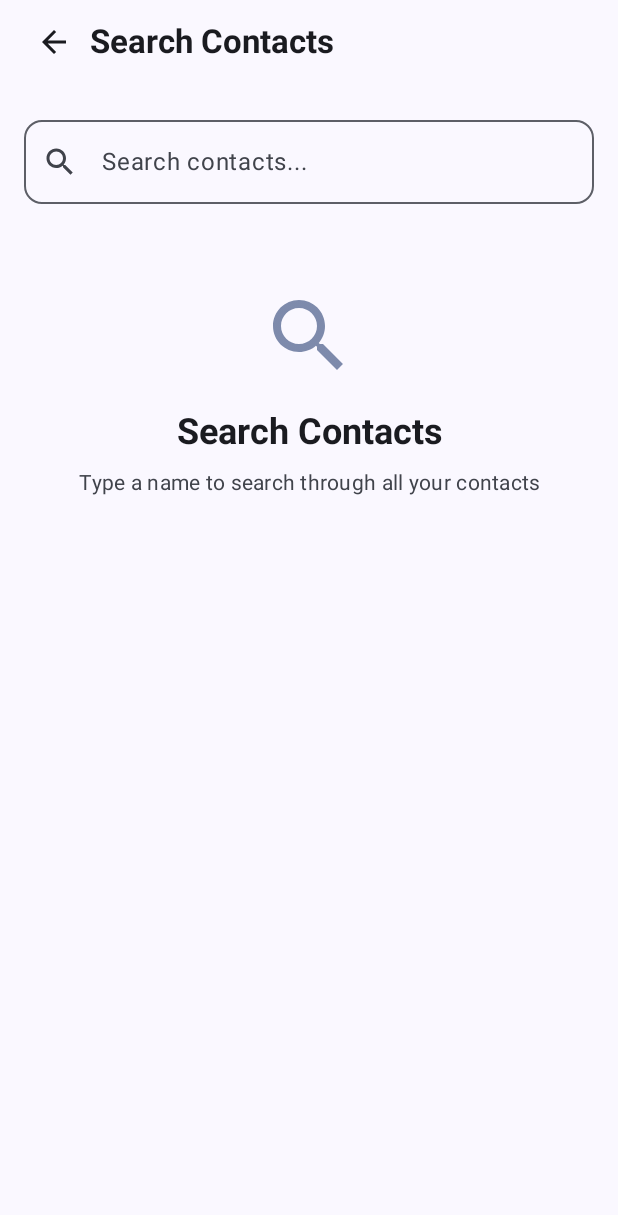
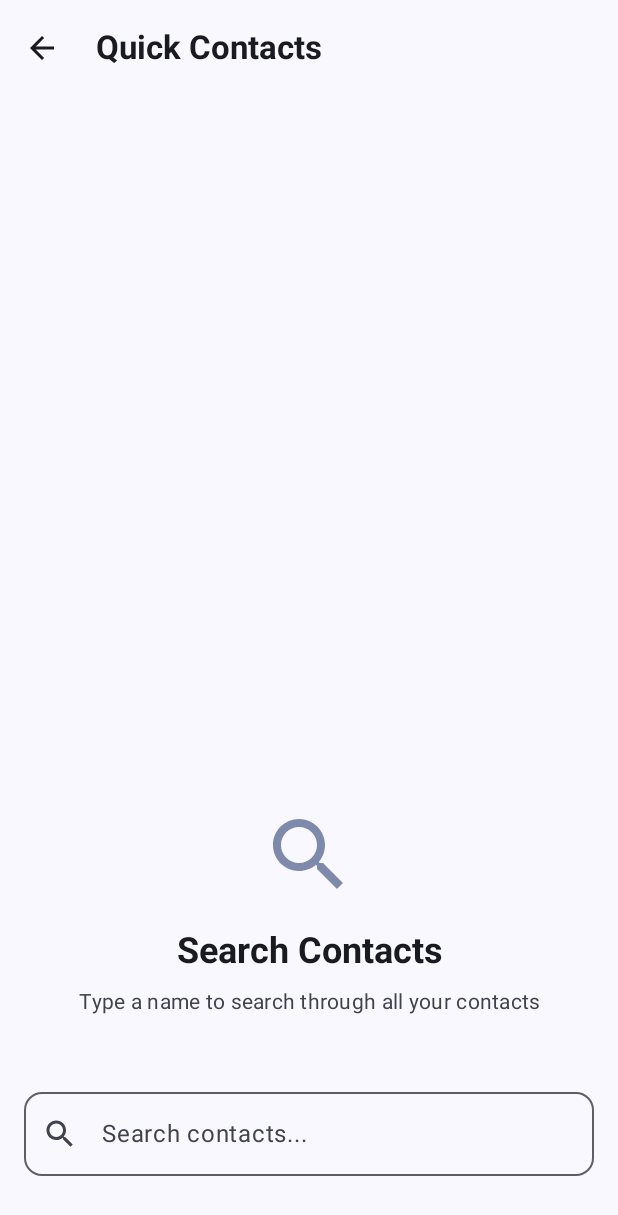
Before and after one commit to teja2495/quick-contacts, an Android app built with Jetpack Compose: the screen it shows after launch (MainActivity), after a tap on "Search contacts...", on a phone screen of 412 x 824 dp. Shown: the top 1215 px of the screen. Run offline under Robolectric (Android 15) with nearby library versions, the phone set to English and light mode, and no system bars; libraries missing offline, so code that uses them is left out: org.burnoutcrew.reorderable; pictures from the network do not load.

Commit message:
feat: ui fixes

```diff
--- a/app/src/main/AndroidManifest.xml
+++ b/app/src/main/AndroidManifest.xml
@@ -24,7 +24,8 @@
             android:name=".MainActivity"
             android:exported="true"
             android:label="@string/app_name"
-            android:theme="@style/Theme.QuickContacts">
+            android:theme="@style/Theme.QuickContacts"
+            android:windowSoftInputMode="adjustResize">
             <intent-filter>
                 <action android:name="android.intent.action.MAIN" />
 
--- a/app/src/main/java/com/tk/quickcontacts/MainActivity.kt
+++ b/app/src/main/java/com/tk/quickcontacts/MainActivity.kt
@@ -65,6 +65,10 @@ import androidx.compose.animation.togetherWith
 import androidx.compose.material.icons.filled.History
 import androidx.compose.material.icons.filled.Lock
 import androidx.compose.foundation.layout.navigationBarsPadding
+import androidx.compose.foundation.layout.imePadding
+import androidx.compose.foundation.layout.WindowInsets
+import androidx.compose.foundation.layout.ime
+import androidx.compose.ui.platform.LocalDensity
 
 class MainActivity : ComponentActivity() {
     override fun onCreate(savedInstanceState: Bundle?) {
@@ -86,9 +90,14 @@ fun QuickContactsApp() {
         factory = ViewModelProvider.AndroidViewModelFactory.getInstance(context.applicationContext as Application)
     )
 
-    // Navigation state
+    // Navigation state - replace isSearchScreenOpen with isSearching
     var currentScreen by remember { mutableStateOf("home") }
-    var isSearchScreenOpen by remember { mutableStateOf(false) }
+    var isSearching by remember { mutableStateOf(false) }
+
+    // Check if keyboard is open
+    val density = LocalDensity.current
+    val imeBottom = WindowInsets.ime.getBottom(density)
+    val isKeyboardOpen = imeBottom > 0
 
     // Permission states
     var hasCallPermission by remember {
@@ -127,8 +136,6 @@ fun QuickContactsApp() {
         hasCallLogPermission = permissions[Manifest.permission.READ_CALL_LOG] ?: false
     }
 
-
-
     // Contact states
     val selectedContacts by viewModel.selectedContacts.collectAsState()
     val recentCalls by viewModel.recentCalls.collectAsState()
@@ -138,6 +145,15 @@ fun QuickContactsApp() {
     val searchQuery by viewModel.searchQuery.collectAsState()
     var editMode by remember { mutableStateOf(false) }
     var isRecentCallsExpanded by remember { mutableStateOf(false) }
+
+    // Focus requester for search
+    val focusRequester = remember { FocusRequester() }
+
+    // Handle Android system back button when searching
+    BackHandler(enabled = isSearching) {
+        viewModel.updateSearchQuery("")
+        isSearching = false
+    }
 
     // Load recent calls when permissions are available or selected contacts change
     LaunchedEffect(hasCallLogPermission, hasContactsPermission, selectedContacts) {
@@ -153,10 +169,16 @@ fun QuickContactsApp() {
         }
     }
 
+    // Request focus when entering search mode
+    LaunchedEffect(isSearching) {
+        if (isSearching) {
+            focusRequester.requestFocus()
+        }
+    }
+
     Scaffold(
         modifier = Modifier.fillMaxSize(),
         topBar = {
-            if (!isSearchScreenOpen) {
             TopAppBar(
                 title = {
                     Text(
@@ -164,43 +186,30 @@ fun QuickContactsApp() {
                         fontWeight = FontWeight.Bold,
                         modifier = Modifier.padding(start = 8.dp) // Align with Recent Calls text
                     )
+                },
+                navigationIcon = {
+                    if (isSearching) {
+                        IconButton(
+                            onClick = {
+                                viewModel.updateSearchQuery("")
+                                isSearching = false
+                            }
+                        ) {
+                            Icon(
+                                imageVector = Icons.AutoMirrored.Filled.ArrowBack,
+                                contentDescription = "Back"
+                            )
+                        }
+                    }
                 }
             )
         }
-        }
     ) { innerPadding ->
-        AnimatedContent(
-            targetState = isSearchScreenOpen,
-            transitionSpec = {
-                if (targetState) {
-                    slideInHorizontally(initialOffsetX = { it }, animationSpec = tween(300)) togetherWith
-                            slideOutHorizontally(targetOffsetX = { -it }, animationSpec = tween(300))
-                } else {
-                    slideInHorizontally(initialOffsetX = { -it }, animationSpec = tween(300)) togetherWith
-                            slideOutHorizontally(targetOffsetX = { it }, animationSpec = tween(300))
-                }
-            },
-            label = "search_screen_transition"
-        ) { isSearchOpen ->
-            if (isSearchOpen) {
-                SearchScreen(
-                    viewModel = viewModel,
-                    onBackPressed = {
-                        viewModel.updateSearchQuery("") // Clear search query when going back
-                        isSearchScreenOpen = false
-                    },
-                    modifier = Modifier
-                        .fillMaxSize()
-                        .padding(innerPadding)
-                )
-            } else {
         Column(
             modifier = Modifier
                 .fillMaxSize()
                 .padding(innerPadding)
         ) {
-                    // Remove always-visible search bar
-
             when {
                 !hasCallPermission || !hasContactsPermission || !hasCallLogPermission -> {
                     PermissionRequestScreen(
@@ -214,6 +223,38 @@ fun QuickContactsApp() {
                             )
                         }
                     )
+                }
+
+                isSearching -> {
+                    // Show search results when searching
+                    Column(
+                        modifier = Modifier.fillMaxSize()
+                    ) {
+                        // Search results in reverse order (most relevant closer to search bar)
+                        SearchResultsContent(
+                            viewModel = viewModel,
+                            searchQuery = searchQuery,
+                            searchResults = searchResults.reversed(), // Reverse the order
+                            selectedContacts = selectedContacts,
+                            modifier = Modifier.weight(1f)
+                        )
+
+                        // Keep the search bar at the bottom
+                        SearchBar(
+                            query = searchQuery,
+                            onQueryChange = viewModel::updateSearchQuery,
+                            focusRequester = focusRequester,
+                            modifier = Modifier
+                                .fillMaxWidth()
+                                .padding(
+                                    start = 16.dp,
+                                    top = 8.dp,
+                                    end = 16.dp,
+                                    bottom = if (isKeyboardOpen) 0.dp else 40.dp
+                                )
+                                .imePadding()
+                        )
+                    }
                 }
 
                 selectedContacts.isEmpty() -> {
@@ -253,10 +294,14 @@ fun QuickContactsApp() {
 
                         // Fixed search bar at bottom
                         FakeSearchBar(
-                                onClick = { isSearchScreenOpen = true },
+                            onClick = {
+                                isSearching = true
+                                viewModel.updateSearchQuery("")
+                            },
                             modifier = Modifier
                                 .fillMaxWidth()
                                 .padding(horizontal = 16.dp, vertical = 16.dp)
+                                .imePadding()
                         )
                     }
                 }
@@ -342,204 +387,14 @@ fun QuickContactsApp() {
 
                         // Fixed search bar at bottom
                         FakeSearchBar(
-                                onClick = { isSearchScreenOpen = true },
+                            onClick = {
+                                isSearching = true
+                                viewModel.updateSearchQuery("")
+                            },
                             modifier = Modifier
                                 .fillMaxWidth()
                                 .padding(horizontal = 16.dp, vertical = 16.dp)
-                            )
-                        }
-                    }
-                }
-            }
-        }
-    }
-}
-}
-
-@OptIn(ExperimentalMaterial3Api::class)
-@Composable
-fun SearchScreen(
-    viewModel: ContactsViewModel,
-    onBackPressed: () -> Unit,
-    modifier: Modifier = Modifier
-) {
-    val context = LocalContext.current
-    val searchResults by viewModel.searchResults.collectAsState()
-    val searchQuery by viewModel.searchQuery.collectAsState()
-    val focusRequester = remember { FocusRequester() }
-
-    // Handle Android system back button
-    BackHandler {
-        onBackPressed()
-    }
-
-    // Search all contacts when search query changes
-    LaunchedEffect(searchQuery) {
-        if (searchQuery.isNotEmpty()) {
-            viewModel.searchAllContacts(context, searchQuery)
-        }
-    }
-
-    // Clear search when entering the screen and request focus
-    LaunchedEffect(Unit) {
-        viewModel.updateSearchQuery("")
-        focusRequester.requestFocus()
-    }
-
-    Scaffold(
-        modifier = modifier.fillMaxSize(),
-        topBar = {
-            TopAppBar(
-                title = {
-                    Row(
-                        verticalAlignment = Alignment.CenterVertically,
-                        modifier = Modifier.padding(vertical = 0.dp)
-                    ) {
-                        IconButton(
-                            onClick = onBackPressed,
-                            modifier = Modifier.size(40.dp)
-                        ) {
-                            Icon(
-                                imageVector = Icons.AutoMirrored.Filled.ArrowBack,
-                                contentDescription = "Back",
-                                modifier = Modifier.size(24.dp)
-                            )
-                        }
-                        Text(
-                            text = "Search Contacts",
-                            fontWeight = FontWeight.Bold,
-                            modifier = Modifier.padding(start = 4.dp)
-                        )
-                    }
-                },
-                modifier = Modifier.height(56.dp)
-            )
-        }
-    ) { innerPadding ->
-        Column(
-            modifier = Modifier
-                .fillMaxSize()
-                .padding(innerPadding)
-        ) {
-            // Search bar
-            SearchBar(
-                query = searchQuery,
-                onQueryChange = viewModel::updateSearchQuery,
-                focusRequester = focusRequester,
-                modifier = Modifier
-                    .fillMaxWidth()
-                    .padding(start = 16.dp, end = 16.dp, top = 24.dp, bottom = 16.dp)
-            )
-
-            // Instruction text (only show when there are search results)
-            if (searchQuery.isNotEmpty() && searchResults.isNotEmpty()) {
-                Text(
-                    text = "Tap + to add to your quick list",
-                    style = MaterialTheme.typography.bodyMedium,
-                    color = MaterialTheme.colorScheme.onSurfaceVariant,
-                    modifier = Modifier
-                        .fillMaxWidth()
-                        .padding(start = 24.dp, end = 8.dp, top = 6.dp, bottom = 8.dp)
-                )
-            }
-
-        // Search results
-        LazyColumn(
-            modifier = Modifier.fillMaxSize(),
-            contentPadding = PaddingValues(vertical = 8.dp)
-        ) {
-            if (searchQuery.isEmpty()) {
-                item {
-                    Column(
-                        modifier = Modifier
-                            .fillMaxWidth()
-                            .padding(32.dp),
-                        horizontalAlignment = Alignment.CenterHorizontally
-                    ) {
-                        Icon(
-                            imageVector = Icons.Default.Search,
-                            contentDescription = null,
-                            modifier = Modifier.size(64.dp),
-                            tint = MaterialTheme.colorScheme.primary.copy(alpha = 0.6f)
-                        )
-
-                        Spacer(modifier = Modifier.height(16.dp))
-
-                        Text(
-                            text = "Search Contacts",
-                            style = MaterialTheme.typography.headlineSmall,
-                            fontWeight = FontWeight.Bold,
-                            textAlign = TextAlign.Center
-                        )
-
-                        Spacer(modifier = Modifier.height(8.dp))
-
-                        Text(
-                            text = "Type a name to search through all your contacts",
-                            style = MaterialTheme.typography.bodyMedium,
-                            textAlign = TextAlign.Center,
-                            color = MaterialTheme.colorScheme.onSurfaceVariant
-                        )
-                    }
-                }
-            } else if (searchResults.isEmpty()) {
-                item {
-                    Column(
-                        modifier = Modifier
-                            .fillMaxWidth()
-                            .padding(32.dp),
-                        horizontalAlignment = Alignment.CenterHorizontally
-                    ) {
-                        Icon(
-                            imageVector = Icons.Default.Search,
-                            contentDescription = null,
-                            modifier = Modifier.size(48.dp),
-                            tint = MaterialTheme.colorScheme.onSurfaceVariant
-                        )
-
-                        Spacer(modifier = Modifier.height(16.dp))
-
-                        Text(
-                            text = "No Results Found",
-                            style = MaterialTheme.typography.headlineSmall,
-                            fontWeight = FontWeight.Bold,
-                            textAlign = TextAlign.Center
-                        )
-
-                        Spacer(modifier = Modifier.height(8.dp))
-
-                        Text(
-                            text = "Try a different search term",
-                            style = MaterialTheme.typography.bodyMedium,
-                            textAlign = TextAlign.Center,
-                            color = MaterialTheme.colorScheme.onSurfaceVariant
-                        )
-                    }
-                }
-            } else {
-                items(searchResults) { contact ->
-                    SearchResultItem(
-                        contact = contact,
-                        onContactClick = { contact ->
-                            viewModel.makePhoneCall(context, contact.phoneNumber)
-                        },
-                        onToggleContact = { contact ->
-                            val selectedContacts = viewModel.selectedContacts.value
-                            val isSelected = selectedContacts.any { it.id == contact.id }
-                            if (isSelected) {
-                                viewModel.removeContact(contact)
-                            } else {
-                                viewModel.addContact(contact)
-                            }
-                        },
-                        onWhatsAppClick = { contact ->
-                            viewModel.openWhatsAppChat(context, contact.phoneNumber)
-                        },
-                        onContactImageClick = { contact ->
-                            viewModel.openContactInContactsApp(context, contact)
-                        },
-                        selectedContacts = viewModel.selectedContacts.collectAsState().value,
-                        modifier = Modifier.fillMaxWidth()
+                                .imePadding()
                         )
                     }
                 }
@@ -630,58 +485,127 @@ fun FakeSearchBar(
 }
 
 @Composable
-fun SearchResultsSection(
+fun SearchResultsContent(
+    viewModel: ContactsViewModel,
+    searchQuery: String,
     searchResults: List<Contact>,
-    onContactClick: (Contact) -> Unit,
-    onToggleContact: (Contact) -> Unit,
-    onWhatsAppClick: (Contact) -> Unit,
-    onContactImageClick: (Contact) -> Unit,
     selectedContacts: List<Contact>,
     modifier: Modifier = Modifier
 ) {
-    if (searchResults.isNotEmpty()) {
+    val context = LocalContext.current
+
+    LazyColumn(
+        modifier = modifier.fillMaxSize(),
+        contentPadding = PaddingValues(top = 0.dp, bottom = 10.dp),
+        reverseLayout = true // This makes the LazyColumn scroll from bottom to top
+    ) {
+        if (searchQuery.isEmpty()) {
+            item {
                 Column(
-            modifier = modifier.fillMaxWidth()
+                    modifier = Modifier
+                        .fillMaxWidth()
+                        .padding(32.dp),
+                    horizontalAlignment = Alignment.CenterHorizontally
                 ) {
-            // Header
-            Row(
-                verticalAlignment = Alignment.CenterVertically,
-                modifier = Modifier.padding(horizontal = 16.dp, vertical = 8.dp)
-            ) {
+                    // Reverse the order to account for reverseLayout = true
                     Icon(
                         imageVector = Icons.Default.Search,
                         contentDescription = null,
-                    tint = MaterialTheme.colorScheme.primary,
-                    modifier = Modifier.size(20.dp)
+                        modifier = Modifier.size(64.dp),
+                        tint = MaterialTheme.colorScheme.primary.copy(alpha = 0.6f)
                     )
-                Spacer(modifier = Modifier.width(8.dp))
+
+                    Spacer(modifier = Modifier.height(16.dp))
+
                     Text(
-                    text = "Search Results",
-                    style = MaterialTheme.typography.titleMedium,
-                    fontWeight = FontWeight.SemiBold,
-                    color = MaterialTheme.colorScheme.primary
+                        text = "Search Contacts",
+                        style = MaterialTheme.typography.headlineSmall,
+                        fontWeight = FontWeight.Bold,
+                        textAlign = TextAlign.Center
+                    )
+
+                    Spacer(modifier = Modifier.height(8.dp))
+
+                    Text(
+                        text = "Type a name to search through all your contacts",
+                        style = MaterialTheme.typography.bodyMedium,
+                        textAlign = TextAlign.Center,
+                        color = MaterialTheme.colorScheme.onSurfaceVariant
+                    )
+                }
+            }
+        } else if (searchResults.isEmpty()) {
+            item {
+                Column(
+                    modifier = Modifier
+                        .fillMaxWidth()
+                        .padding(32.dp),
+                    horizontalAlignment = Alignment.CenterHorizontally
+                ) {
+                    // Reverse the order to account for reverseLayout = true
+                    Icon(
+                        imageVector = Icons.Default.Search,
+                        contentDescription = null,
+                        modifier = Modifier.size(48.dp),
+                        tint = MaterialTheme.colorScheme.onSurfaceVariant
+                    )
+
+                    Spacer(modifier = Modifier.height(16.dp))
+
+                    Text(
+                        text = "No Results Found",
+                        style = MaterialTheme.typography.headlineSmall,
+                        fontWeight = FontWeight.Bold,
+                        textAlign = TextAlign.Center
+                    )
+
+                    Spacer(modifier = Modifier.height(8.dp))
+
+                    Text(
+                        text = "Try a different search term",
+                        style = MaterialTheme.typography.bodyMedium,
+                        textAlign = TextAlign.Center,
+                        color = MaterialTheme.colorScheme.onSurfaceVariant
+                    )
+                }
+            }
+        } else {
+            // Instruction text first (will appear between search results and search bar due to reverseLayout)
+            item {
+                Text(
+                    text = "Tap + to add to your quick list",
+                    style = MaterialTheme.typography.bodyMedium,
+                    color = MaterialTheme.colorScheme.onSurfaceVariant,
+                    modifier = Modifier
+                        .fillMaxWidth()
+                        .padding(start = 24.dp, top = 24.dp, end = 24.dp, bottom = 0.dp)
                 )
             }
 
-            // Display up to 5 search results
-            searchResults.take(5).forEach { contact ->
+            // Search results (they're already reversed, and with reverseLayout=true,
+            // most relevant will be closest to search bar)
+            items(searchResults) { contact ->
                 SearchResultItem(
                     contact = contact,
-                    onContactClick = onContactClick,
-                    onToggleContact = onToggleContact,
-                    onWhatsAppClick = onWhatsAppClick,
-                    onContactImageClick = onContactImageClick,
+                    onContactClick = { contact ->
+                        viewModel.makePhoneCall(context, contact.phoneNumber)
+                    },
+                    onToggleContact = { contact ->
+                        val isSelected = selectedContacts.any { it.id == contact.id }
+                        if (isSelected) {
+                            viewModel.removeContact(contact)
+                        } else {
+                            viewModel.addContact(contact)
+                        }
+                    },
+                    onWhatsAppClick = { contact ->
+                        viewModel.openWhatsAppChat(context, contact.phoneNumber)
+                    },
+                    onContactImageClick = { contact ->
+                        viewModel.openContactInContactsApp(context, contact)
+                    },
                     selectedContacts = selectedContacts,
                     modifier = Modifier.fillMaxWidth()
-                )
-            }
-
-            if (searchResults.size > 5) {
-                Text(
-                    text = "+${searchResults.size - 5} more results",
-                    style = MaterialTheme.typography.bodySmall,
-                    color = MaterialTheme.colorScheme.onSurfaceVariant,
-                    modifier = Modifier.padding(horizontal = 16.dp, vertical = 8.dp)
                 )
             }
         }
```
Lines whose indentation alone changed are shown as unchanged.
